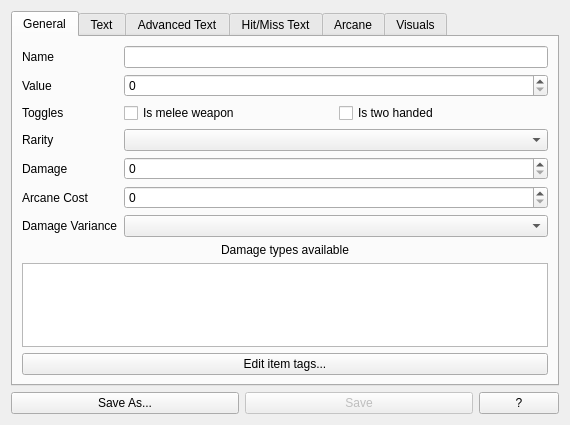
This is weaponwindow.ui in PythonicMoron/Liliths-Throne-Mod-Tool as Qt 5 draws it before an edit. The edited form follows.
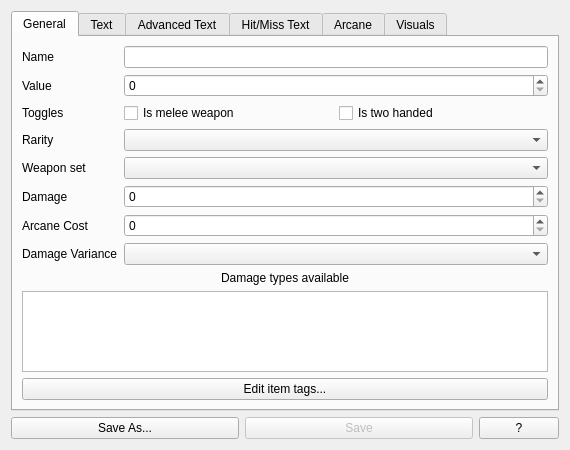
This is the edited form.

Diff of the .ui file:
```diff
--- a/weaponwindow.ui
+++ b/weaponwindow.ui
@@ -7,7 +7,7 @@
     <x>0</x>
     <y>0</y>
     <width>570</width>
-    <height>425</height>
+    <height>450</height>
    </rect>
   </property>
   <property name="windowTitle">
@@ -154,14 +154,14 @@
          </property>
         </widget>
        </item>
-       <item row="4" column="0">
+       <item row="5" column="0">
         <widget class="QLabel" name="damage_label">
          <property name="text">
           <string>Damage</string>
          </property>
         </widget>
        </item>
-       <item row="4" column="1">
+       <item row="5" column="1">
         <widget class="QSpinBox" name="damageSpinBox">
          <property name="toolTip">
           <string>&lt;html&gt;&lt;head/&gt;&lt;body&gt;&lt;p&gt;Base damage of weapon.&lt;/p&gt;&lt;/body&gt;&lt;/html&gt;</string>
@@ -174,14 +174,14 @@
          </property>
         </widget>
        </item>
-       <item row="5" column="0">
+       <item row="6" column="0">
         <widget class="QLabel" name="arcane_cost_label">
          <property name="text">
           <string>Arcane Cost</string>
          </property>
         </widget>
        </item>
-       <item row="5" column="1">
+       <item row="6" column="1">
         <widget class="QSpinBox" name="arcaneCostSpinBox">
          <property name="toolTip">
           <string>&lt;html&gt;&lt;head/&gt;&lt;body&gt;&lt;p&gt;Amount of arcane it costs to use this weapon.&lt;/p&gt;&lt;/body&gt;&lt;/html&gt;</string>
@@ -194,21 +194,21 @@
          </property>
         </widget>
        </item>
-       <item row="6" column="0">
+       <item row="7" column="0">
         <widget class="QLabel" name="damage_variance_label">
          <property name="text">
           <string>Damage Variance</string>
          </property>
         </widget>
        </item>
-       <item row="6" column="1">
+       <item row="7" column="1">
         <widget class="QComboBox" name="varianceComboBox">
          <property name="toolTip">
           <string>&lt;html&gt;&lt;head/&gt;&lt;body&gt;&lt;p&gt;Size of range for damage dealt.&lt;/p&gt;&lt;/body&gt;&lt;/html&gt;</string>
          </property>
         </widget>
        </item>
-       <item row="9" column="0" colspan="2">
+       <item row="10" column="0" colspan="2">
         <widget class="QPushButton" name="tagsButton">
          <property name="toolTip">
           <string>&lt;html&gt;&lt;head/&gt;&lt;body&gt;&lt;p&gt;Opens the item tags editor. Warning: These can make things a little fucky. Use with caution.&lt;/p&gt;&lt;/body&gt;&lt;/html&gt;</string>
@@ -221,7 +221,7 @@
          </property>
         </widget>
        </item>
-       <item row="7" column="0" colspan="2">
+       <item row="8" column="0" colspan="2">
         <widget class="QLabel" name="damage_type_label">
          <property name="text">
           <string>Damage types available</string>
@@ -231,7 +231,7 @@
          </property>
         </widget>
        </item>
-       <item row="8" column="0" colspan="2">
+       <item row="9" column="0" colspan="2">
         <widget class="QListView" name="damageTypesList">
          <property name="toolTip">
           <string>&lt;html&gt;&lt;head/&gt;&lt;body&gt;&lt;p&gt;List of damage types this weapon can spawn with.&lt;/p&gt;&lt;/body&gt;&lt;/html&gt;</string>
@@ -244,6 +244,20 @@
          </property>
         </widget>
        </item>
+       <item row="4" column="0">
+        <widget class="QLabel" name="weapon_set_label">
+         <property name="text">
+          <string>Weapon set</string>
+         </property>
+        </widget>
+       </item>
+       <item row="4" column="1">
+        <widget class="QComboBox" name="weaponSetComboBox">
+         <property name="toolTip">
+          <string>&lt;html&gt;&lt;head/&gt;&lt;body&gt;&lt;p&gt;What weapon set this is a part of. Probably won't do anything in-game as of right now.&lt;/p&gt;&lt;/body&gt;&lt;/html&gt;</string>
+         </property>
+        </widget>
+       </item>
       </layout>
      </widget>
      <widget class="QWidget" name="text_tab">
```
Left out of the diff: 73 changed lines with no effect on the pictures.
